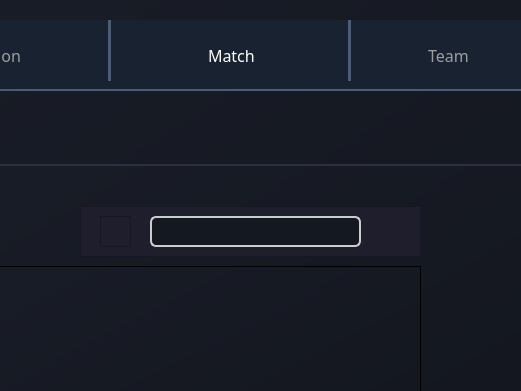
The window that MatchQ/mainwindow.ui (Azer-khadhraoui/ALDAWRY-FOOTBALL) describes before a commit, drawn with Qt 5; both pictures show x 532 to 1053 and y 0 to 391 of the 1200 by 800 pixel window.
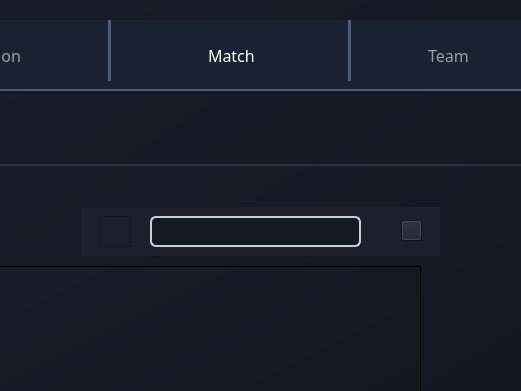
The same window after the commit. The open tabs and pages were chosen to show the change. Icons and pictures are not drawn.

Commit message: Enhance match management features by adding sorting and filtering capabilities, updating UI elements, and modifying data structures for better match representation.

```diff
--- a/MatchQ/mainwindow.ui
+++ b/MatchQ/mainwindow.ui
@@ -505,7 +505,7 @@
        <rect>
         <x>500</x>
         <y>40</y>
-        <width>341</width>
+        <width>361</width>
         <height>51</height>
        </rect>
       </property>
@@ -595,6 +595,19 @@
         </property>
        </widget>
       </widget>
+      <widget class="QPushButton" name="sort">
+       <property name="geometry">
+        <rect>
+         <x>321</x>
+         <y>14</y>
+         <width>21</width>
+         <height>21</height>
+        </rect>
+       </property>
+       <property name="text">
+        <string/>
+       </property>
+      </widget>
      </widget>
      <widget class="QPushButton" name="Delete">
       <property name="geometry">
```
Left out of the diff: 6 changed lines with no effect on the pictures. The commit also changes 7 other files.
